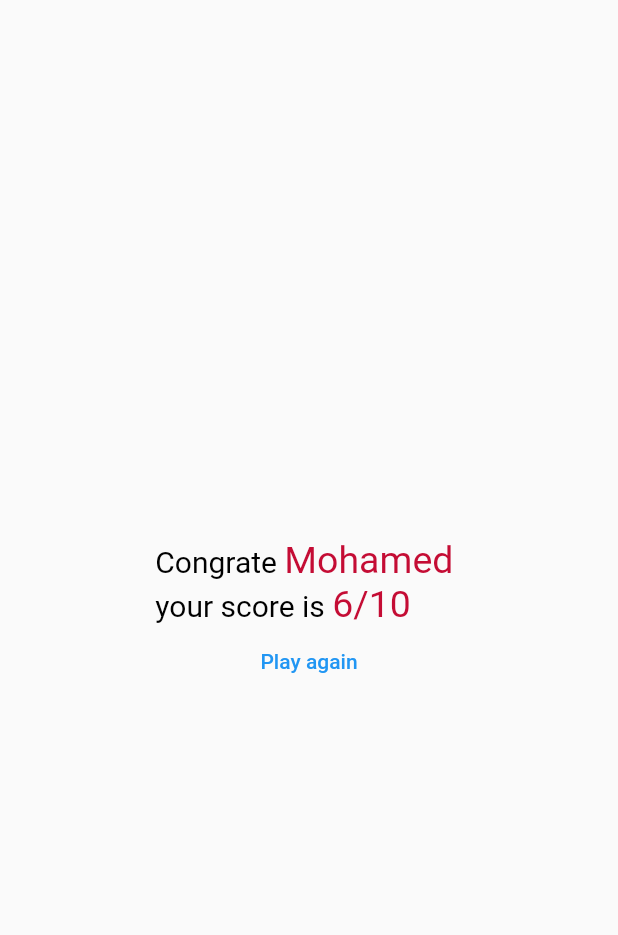
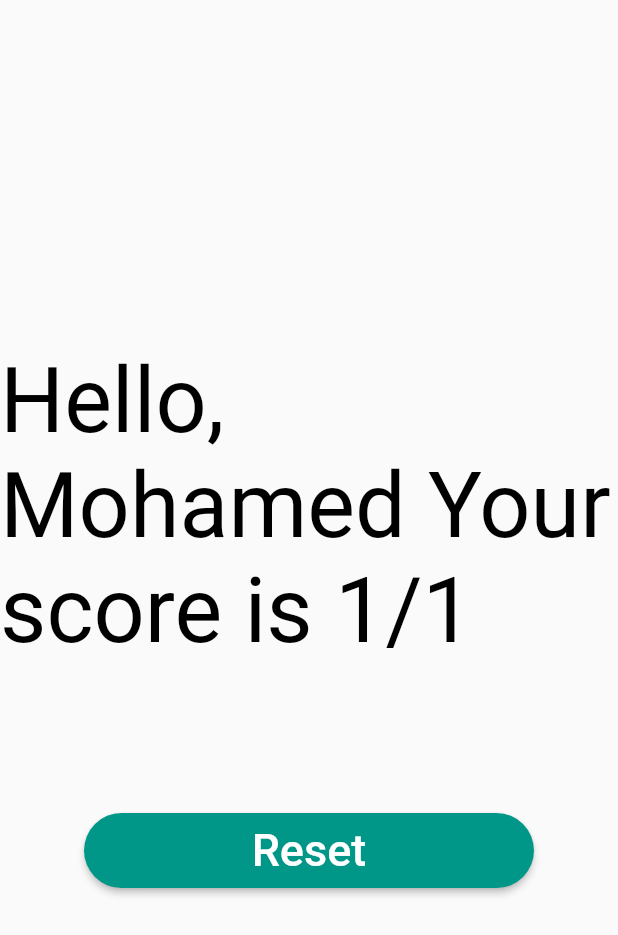
Before and after one commit to mohamedhany14/qiuzs_mohamed_hany, a Flutter app: the ScoreScreen screen opened directly, on a phone screen of 412 x 824 dp. Shown: the top 935 px of the screen. Run offline on Flutter 3.47's test engine with Material 2 defaults, Android fonts, the phone set to English and light mode, and no system bars; our stand-ins replace google_fonts; Roboto replaces fonts that are missing (Dancingscript).

Commit message:
quiz app final

```diff
--- a/lib/Screens/login_screen.dart
+++ b/lib/Screens/login_screen.dart
@@ -17,7 +17,7 @@ class LoginScreen extends StatelessWidget {
           child: Container(
             height: MediaQuery.of(context).size.height * 0.4,
             width: MediaQuery.of(context).size.width,
-            color: Color.fromARGB(255, 42, 137, 46),
+            color: Colors.teal,
             child: Center(
               child: Image.asset(
                 "Images/pngwing.com.png",
@@ -118,7 +118,7 @@ class LoginScreen extends StatelessWidget {
                     borderRadius: BorderRadius.circular(
                         25.0), // Adjust the radius as needed
                   ),
-                  backgroundColor: Colors.green,
+                  backgroundColor:Colors.teal,
                   elevation: 10,
                   minimumSize: Size(130, 40)),
             ),
@@ -153,7 +153,7 @@ class LoginScreen extends StatelessWidget {
                   child: Text(
                     "Forget password",
                     style: TextStyle(
-                        color: Colors.green, fontWeight: FontWeight.bold),
+                        color: Colors.teal, fontWeight: FontWeight.bold),
                   ),
                 )
               ],
--- a/lib/Screens/opening_screen.dart
+++ b/lib/Screens/opening_screen.dart
@@ -70,7 +70,7 @@ class OpeningScreen extends StatelessWidget {
                   style: ElevatedButton.styleFrom(
                       shape: RoundedRectangleBorder(
                           borderRadius: BorderRadius.circular(40)),
-                      backgroundColor: Colors.green,
+                      backgroundColor: Colors.teal,
                       //  elevation: 50,
                       minimumSize: Size(60, 40)),
                 )),
--- a/lib/Screens/score_screen.dart
+++ b/lib/Screens/score_screen.dart
@@ -7,47 +7,38 @@ class ScoreScreen extends StatelessWidget {
   @override
   Widget build(BuildContext context) {
     return Scaffold(
-      body: SizedBox(
-        width: MediaQuery.of(context).size.width,
-        child: Column(
+      body: Column(
+          crossAxisAlignment: CrossAxisAlignment.center,
           mainAxisAlignment: MainAxisAlignment.center,
-          crossAxisAlignment: CrossAxisAlignment.center,
           children: [
-            RichText(
-                text: const TextSpan(
-                    text: "Congrate ",
-                    style: TextStyle(fontSize: 20, color: Colors.black),
-                    children: [
-                  TextSpan(
-                      text: "Mohamed \n",
-                      style: TextStyle(
-                          color: Color.fromARGB(255, 196, 12, 52),
-                          fontSize: 25)),
-                  TextSpan(text: "your score is "),
-                  TextSpan(
-                      text: "6/10",
-                      style: TextStyle(
-                          color: Color.fromARGB(255, 196, 12, 52),
-                          fontSize: 25)),
-                ])),
-
-            TextButton(
+            const Text(
+              "Hello, Mohamed Your score is 1/1",
+              style: TextStyle(
+                  color: Colors.black,
+                  fontFamily: 'Dancingscript',
+                  fontSize: 60),
+            ),
+            SizedBox(
+              height: 100,
+            ),
+            ElevatedButton(
                 onPressed: () {
-
-
-                  Navigator.pushAndRemoveUntil<void>(
+                  Navigator.push(
                     context,
                     MaterialPageRoute<void>(
-                        builder: (BuildContext context) =>
-                            const OpeningScreen()),
-                    (Route<dynamic> route) => false,
+                      builder: (BuildContext context) => const OpeningScreen(),
+                    ),
                   );
                 },
-                child: Text("Play again"))
-
-          ],
-        ),
-      ),
+                child: const Text("Reset", style: TextStyle(fontSize: 30)),
+                style: ElevatedButton.styleFrom(
+                  fixedSize: const Size(300, 50),
+                  backgroundColor: Colors.teal,
+                  shape: RoundedRectangleBorder(
+                    borderRadius: BorderRadius.circular(100.0),
+                  ),
+                )),
+          ]),
     );
   }
 }
```
